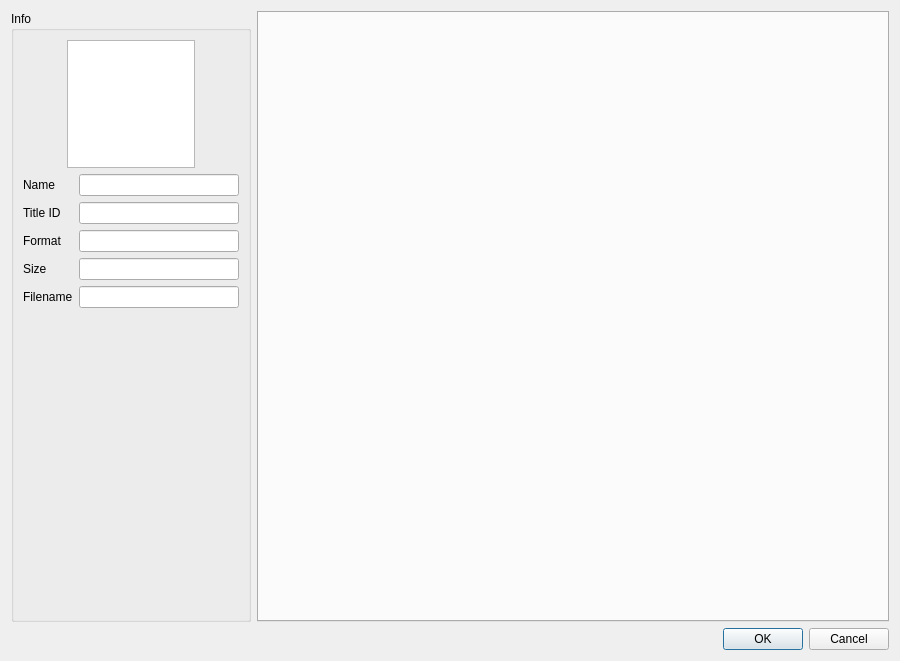
Old version of the form src/citra_qt/configuration/configure_per_game.ui in the repository skblt/citra.
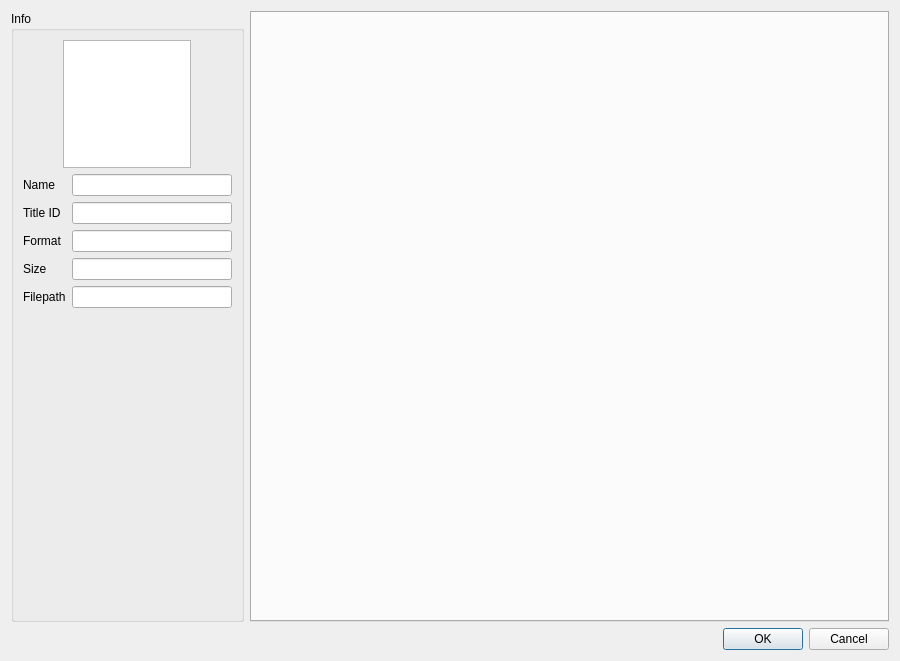
New version of the form.

```diff
--- a/src/citra_qt/configuration/configure_per_game.ui
+++ b/src/citra_qt/configuration/configure_per_game.ui
@@ -121,7 +121,7 @@
           <item row="5" column="0">
            <widget class="QLabel" name="label_7">
             <property name="text">
-             <string>Filename</string>
+             <string>Filepath</string>
             </property>
            </widget>
           </item>
```
Left out of the diff: 2 changed lines with no effect on the pictures.
